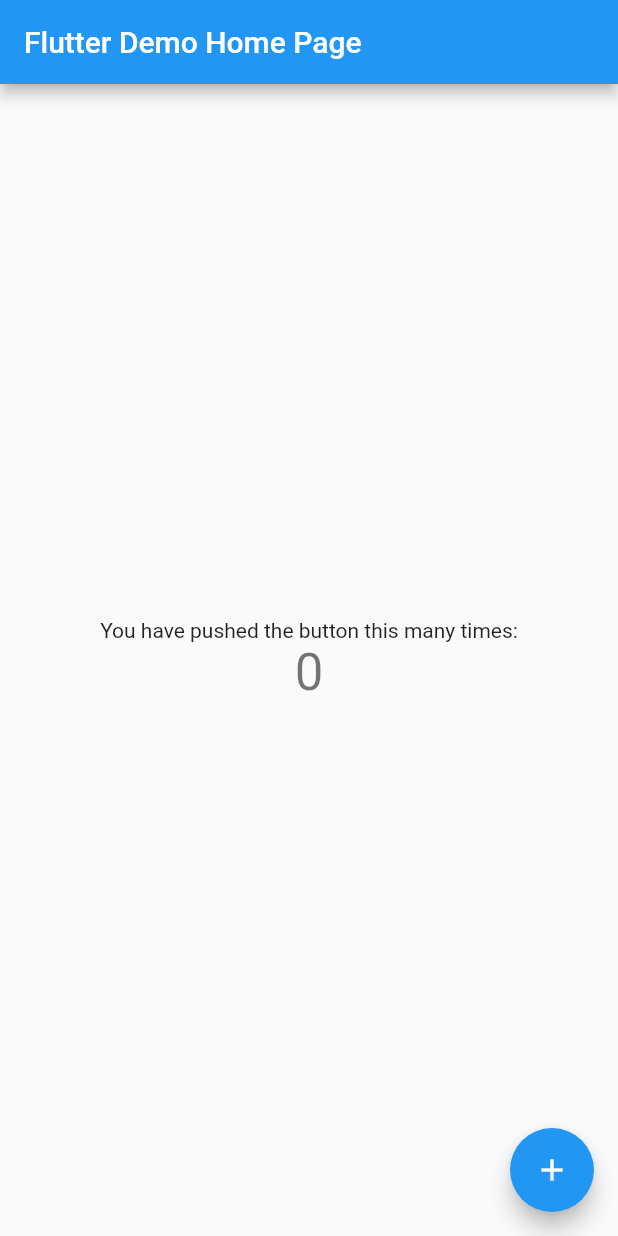
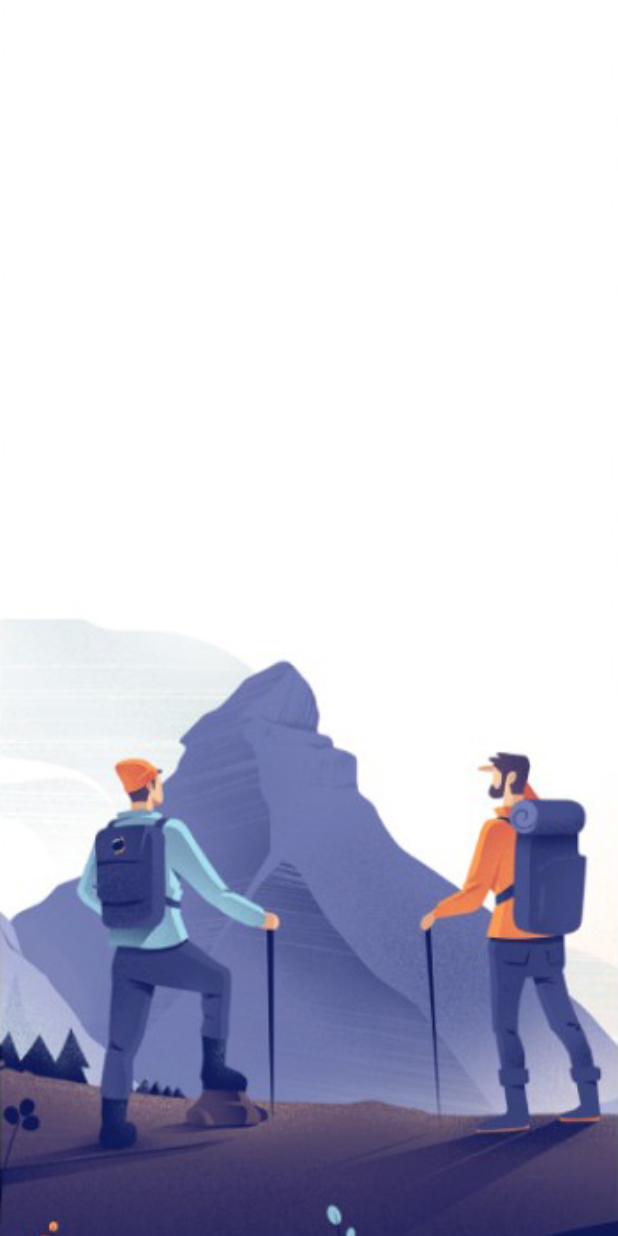
Before and after one commit to ManyuDhyani/Travel-App, a Flutter app: the screen it shows after launch, on a phone screen of 412 x 824 dp. Run offline on Flutter 3.47's test engine with Material 2 defaults, Android fonts, the phone set to English and light mode, and no system bars.

Commit message:
Welcome Slider with BG images

```diff
--- a/lib/main.dart
+++ b/lib/main.dart
@@ -1,4 +1,5 @@
 import 'package:flutter/material.dart';
+import 'package:travel_app/pages/welcomePage.dart';
 
 void main() {
   runApp(const MyApp());
@@ -11,105 +12,12 @@
   @override
   Widget build(BuildContext context) {
     return MaterialApp(
-      title: 'Flutter Demo',
+      title: 'Travel',
+      debugShowCheckedModeBanner: false,
       theme: ThemeData(
-        // This is the theme of your application.
-        //
-        // Try running your application with "flutter run". You'll see the
-        // application has a blue toolbar. Then, without quitting the app, try
-        // changing the primarySwatch below to Colors.green and then invoke
-        // "hot reload" (press "r" in the console where you ran "flutter run",
-        // or simply save your changes to "hot reload" in a Flutter IDE).
-        // Notice that the counter didn't reset back to zero; the application
-        // is not restarted.
         primarySwatch: Colors.blue,
       ),
-      home: const MyHomePage(title: 'Flutter Demo Home Page'),
+      home: WelcomePage(),
     );
   }
 }
-
-class MyHomePage extends StatefulWidget {
-  const MyHomePage({Key? key, required this.title}) : super(key: key);
-
-  // This widget is the home page of your application. It is stateful, meaning
-  // that it has a State object (defined below) that contains fields that affect
-  // how it looks.
-
-  // This class is the configuration for the state. It holds the values (in this
-  // case the title) provided by the parent (in this case the App widget) and
-  // used by the build method of the State. Fields in a Widget subclass are
-  // always marked "final".
-
-  final String title;
-
-  @override
-  State<MyHomePage> createState() => _MyHomePageState();
-}
-
-class _MyHomePageState extends State<MyHomePage> {
-  int _counter = 0;
-
-  void _incrementCounter() {
-    setState(() {
-      // This call to setState tells the Flutter framework that something has
-      // changed in this State, which causes it to rerun the build method below
-      // so that the display can reflect the updated values. If we changed
-      // _counter without calling setState(), then the build method would not be
-      // called again, and so nothing would appear to happen.
-      _counter++;
-    });
-  }
-
-  @override
-  Widget build(BuildContext context) {
-    // This method is rerun every time setState is called, for instance as done
-    // by the _incrementCounter method above.
-    //
-    // The Flutter framework has been optimized to make rerunning build methods
-    // fast, so that you can just rebuild anything that needs updating rather
-    // than having to individually change instances of widgets.
-    return Scaffold(
-      appBar: AppBar(
-        // Here we take the value from the MyHomePage object that was created by
-        // the App.build method, and use it to set our appbar title.
-        title: Text(widget.title),
-      ),
-      body: Center(
-        // Center is a layout widget. It takes a single child and positions it
-        // in the middle of the parent.
-        child: Column(
-          // Column is also a layout widget. It takes a list of children and
-          // arranges them vertically. By default, it sizes itself to fit its
-          // children horizontally, and tries to be as tall as its parent.
-          //
-          // Invoke "debug painting" (press "p" in the console, choose the
-          // "Toggle Debug Paint" action from the Flutter Inspector in Android
-          // Studio, or the "Toggle Debug Paint" command in Visual Studio Code)
-          // to see the wireframe for each widget.
-          //
-          // Column has various properties to control how it sizes itself and
-          // how it positions its children. Here we use mainAxisAlignment to
-          // center the children vertically; the main axis here is the vertical
-          // axis because Columns are vertical (the cross axis would be
-          // horizontal).
-          mainAxisAlignment: MainAxisAlignment.center,
-          children: <Widget>[
-            const Text(
-              'You have pushed the button this many times:',
-            ),
-            Text(
-              '$_counter',
-              style: Theme.of(context).textTheme.headline4,
-            ),
-          ],
-        ),
-      ),
-      floatingActionButton: FloatingActionButton(
-        onPressed: _incrementCounter,
-        tooltip: 'Increment',
-        child: const Icon(Icons.add),
-      ), // This trailing comma makes auto-formatting nicer for build methods.
-    );
-  }
-}
--- /dev/null
+++ b/lib/misc/colors.dart
@@ -0,0 +1,11 @@
+import 'dart:ui';
+
+class AppColors{
+  static final Color textColor1= Color(0xFF989acd);
+  static final Color textColor2 = Color(0xFF878593);
+  static final Color bigTextColor=Color(0xFF2e2e31);
+  static final Color mainColor= Color(0xFF5d69b3);
+  static final Color starColor = Color(0xFFe7bb4e);
+  static final Color mainTextColor = Color(0xFFababad);
+  static final Color buttonBackground = Color(0xFFf1f1f9);
+}
--- /dev/null
+++ b/lib/pages/welcomePage.dart
@@ -0,0 +1,32 @@
+import 'package:flutter/material.dart';
+
+class WelcomePage extends StatefulWidget {
+  WelcomePage({Key? key}) : super(key: key);
+
+  @override
+  State<WelcomePage> createState() => _WelcomePageState();
+}
+
+class _WelcomePageState extends State<WelcomePage> {
+  List images = ["welcome-one.png", "welcome-two.png", "welcome-three.png"];
+
+  @override
+  Widget build(BuildContext context) {
+    return Scaffold(
+      body: PageView.builder(
+          scrollDirection: Axis.vertical,
+          itemCount: images.length,
+          itemBuilder: (_, index) {
+            return Container(
+              width: double.maxFinite,
+              height: double.maxFinite,
+              decoration: BoxDecoration(
+                image: DecorationImage(
+                    image: AssetImage("img/" + images[index]),
+                    fit: BoxFit.cover),
+              ),
+            );
+          }),
+    );
+  }
+}
```
